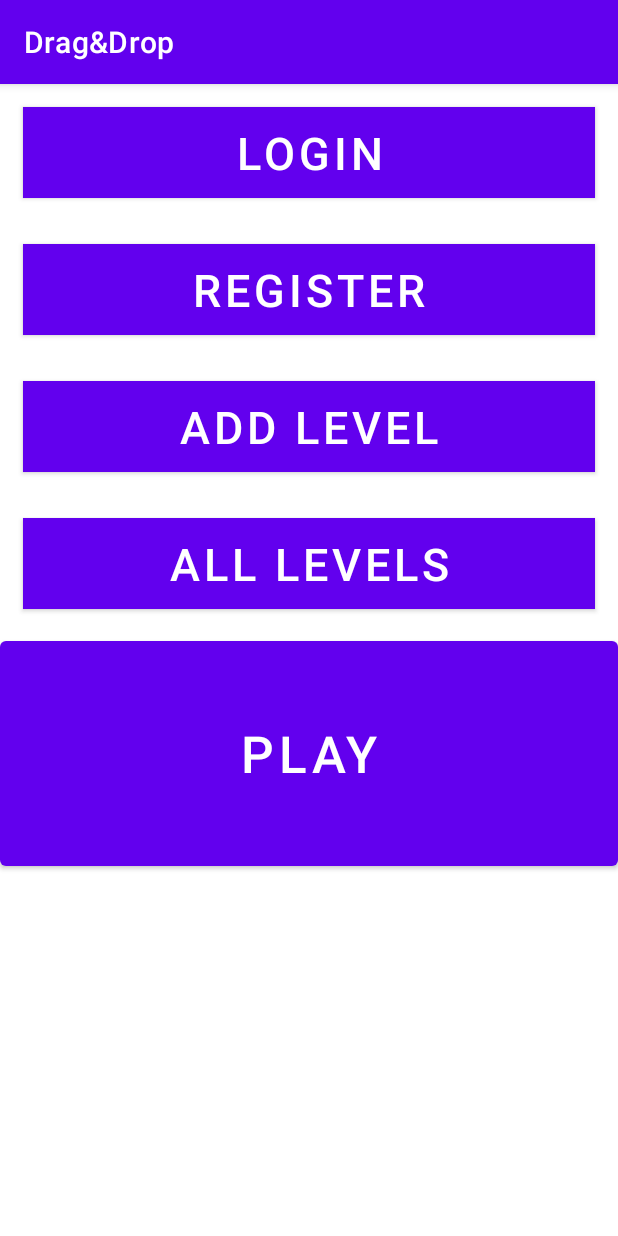
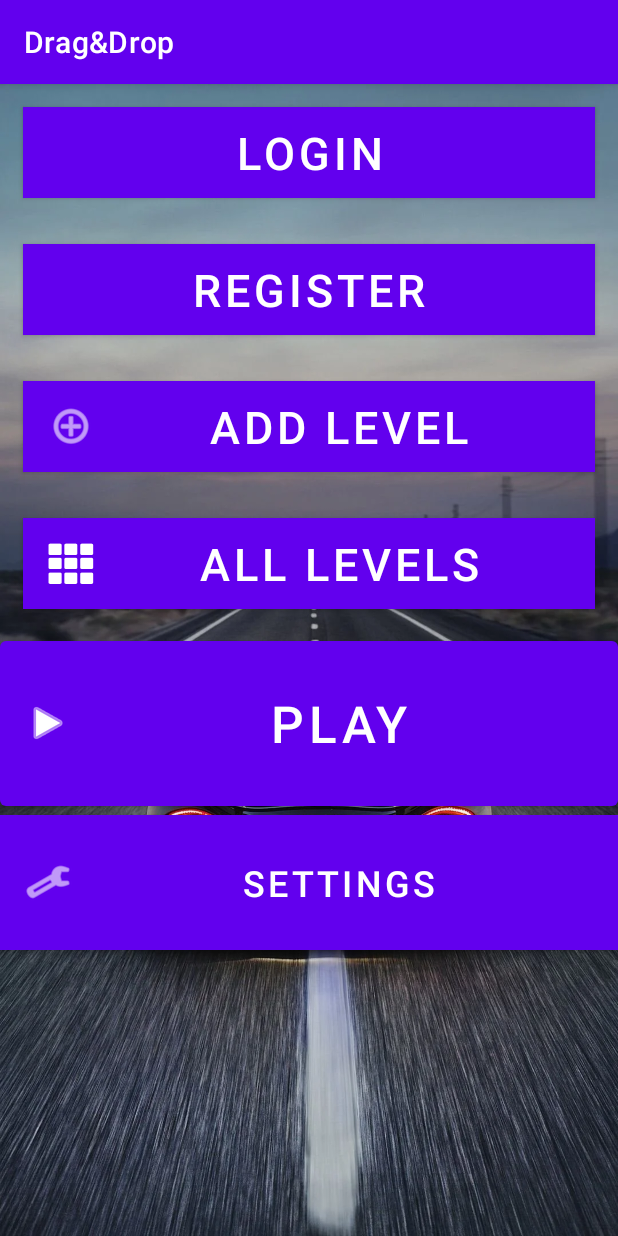
Before and after one commit to Barkod1/RusHour, an Android app: the screen it shows after launch (MenuActivity), on a phone screen of 412 x 824 dp. Run offline under Robolectric (Android 15) with nearby library versions, the phone set to English and light mode, and no system bars; our stand-ins replace Firebase (no records; nobody signed in at launch, a user with empty details on screens opened directly).

Commit message:
little design

```diff
--- a/app/src/main/res/layout/activity_main.xml
+++ b/app/src/main/res/layout/activity_main.xml
@@ -1,6 +1,7 @@
 <RelativeLayout xmlns:android="http://schemas.android.com/apk/res/android"
     xmlns:tools="http://schemas.android.com/tools"
     android:layout_width="match_parent"
+    android:background="@drawable/race"
     android:layout_height="match_parent"
     tools:context=".MainActivity">
 
--- a/app/src/main/res/layout/activity_menu.xml
+++ b/app/src/main/res/layout/activity_menu.xml
@@ -1,7 +1,9 @@
 <?xml version="1.0" encoding="utf-8"?>
 <LinearLayout xmlns:android="http://schemas.android.com/apk/res/android"
+    xmlns:app="http://schemas.android.com/apk/res-auto"
     xmlns:tools="http://schemas.android.com/tools"
     android:id="@+id/ly1"
+    android:background="@drawable/race"
     android:layout_width="match_parent"
     android:layout_height="match_parent"
     android:orientation="vertical">
@@ -36,7 +38,8 @@
         android:background="#c1112e"
         android:gravity="center"
         android:text="Add level"
-        android:textSize="30sp" />
+        android:textSize="30sp"
+        app:icon="@android:drawable/ic_menu_add" />
 
     <Button
         android:id="@+id/btnAllPost"
@@ -46,14 +49,26 @@
         android:background="#c1112e"
         android:gravity="center"
         android:text="All Levels"
-        android:textSize="30sp" />
+        android:textSize="30sp"
+        app:icon="@android:drawable/ic_dialog_dialer" />
 
     <Button
         android:id="@+id/btnPlay"
         android:layout_width="match_parent"
-        android:layout_height="162dp"
+        android:layout_height="122dp"
         android:text="Play"
-        android:textSize="34sp" />
+        android:textSize="34sp"
+        app:icon="@android:drawable/ic_media_play" />
+
+    <Button
+        android:id="@+id/btnSettings"
+        android:layout_width="match_parent"
+        android:layout_height="90dp"
+        android:background="#070707"
+        android:backgroundTint="#000000"
+        android:text="Settings"
+        android:textSize="24sp"
+        app:icon="@android:drawable/ic_menu_preferences" />
 
 
 </LinearLayout>
--- a/app/src/main/res/layout/add_level.xml
+++ b/app/src/main/res/layout/add_level.xml
@@ -2,6 +2,7 @@
     xmlns:tools="http://schemas.android.com/tools"
     android:layout_width="match_parent"
     android:layout_height="match_parent"
+    android:background="@drawable/race"
     tools:context=".MainActivity">
 
     <FrameLayout
```
Also changed, not shown: app/src/main/res/drawable/race.png (added), 1 other file.
